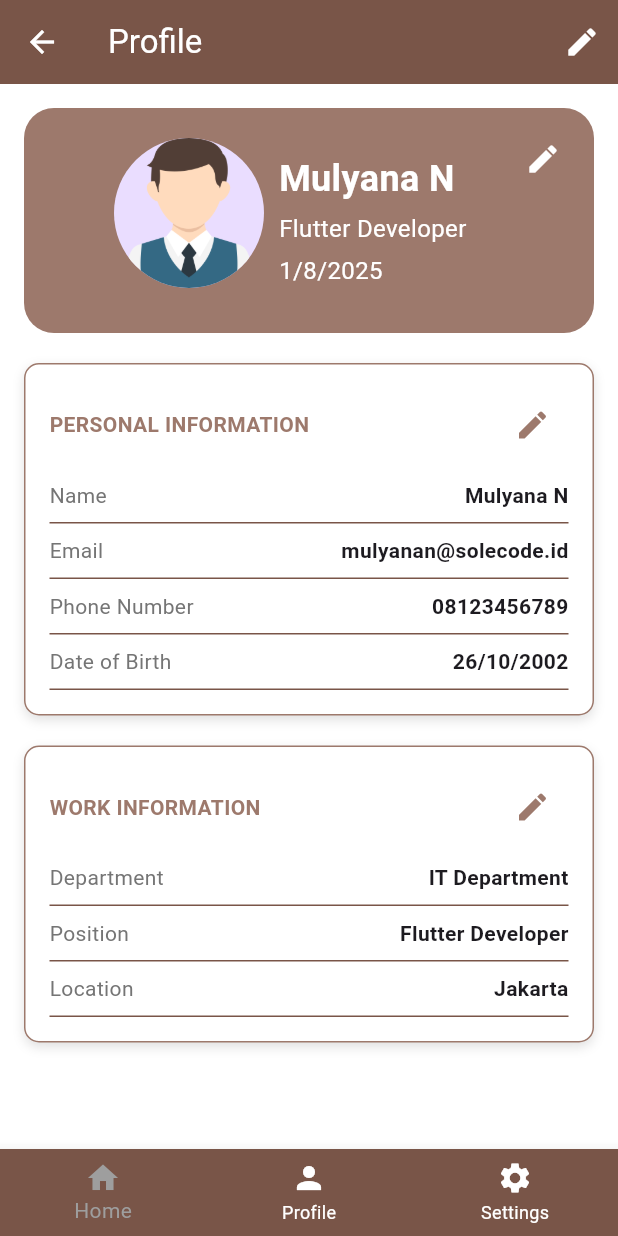
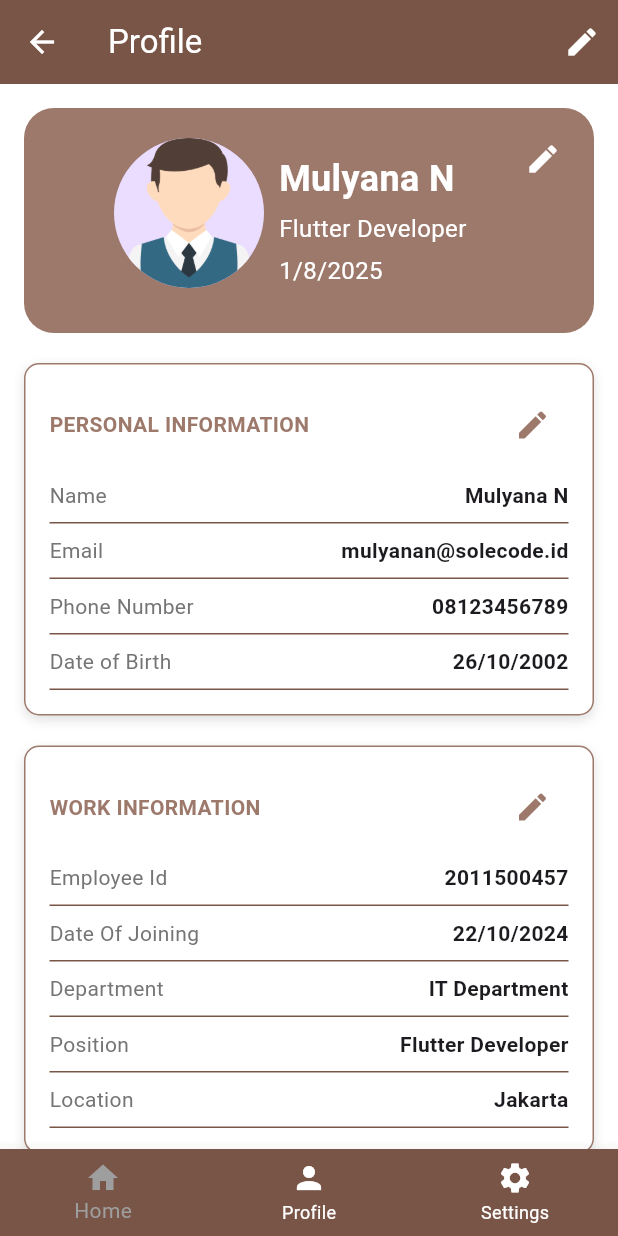
Before and after one commit to Myniv/hr_attendance_tracker, a Flutter app: the screen it shows after launch, on a phone screen of 412 x 824 dp. Run offline on Flutter 3.47's test engine with Material 3 defaults, Android fonts, the phone set to English and light mode, and no system bars.

Commit message:
Update profile data

```diff
--- a/lib/profile.dart
+++ b/lib/profile.dart
@@ -7,6 +7,9 @@ class Profile {
   var department = "IT Department";
   var position = "Flutter Developer";
   var location = "Jakarta";
+  var employeeId = "2011500457";
+  var dateOfJoining = "22/10/2024";
+
   var bio =
       "Passionate mobile developer with 3+ years experience in Flutter and React Native. Love creating beautiful and functional mobile applications.";
 }
--- a/lib/profile_page.dart
+++ b/lib/profile_page.dart
@@ -190,6 +190,8 @@ class ProfilePage extends StatelessWidget {
             ],
           ),
           SizedBox(height: 5),
+          buildInfoRow('Employee Id', profile.employeeId),
+          buildInfoRow('Date Of Joining', profile.dateOfJoining),
           buildInfoRow('Department', profile.department),
           buildInfoRow('Position', profile.position),
           buildInfoRow('Location', profile.location),
```
